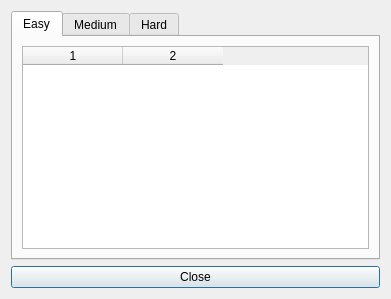
Above: recordsdialog.ui from mrtokii/sweep-hard before the change. Below: the same form after it.
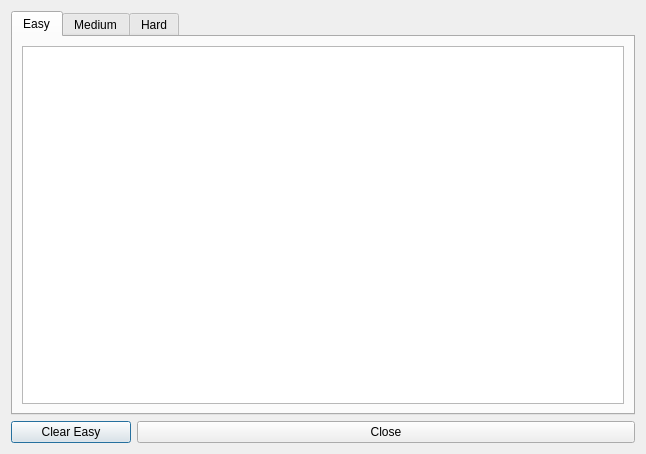
That is the form after the change. Icons and pictures are not drawn.

```diff
--- a/recordsdialog.ui
+++ b/recordsdialog.ui
@@ -6,8 +6,8 @@
    <rect>
     <x>0</x>
     <y>0</y>
-    <width>391</width>
-    <height>299</height>
+    <width>646</width>
+    <height>454</height>
    </rect>
   </property>
   <property name="windowTitle">
@@ -26,9 +26,24 @@
       <layout class="QVBoxLayout" name="verticalLayout_2">
        <item>
         <widget class="QTableWidget" name="easyTable">
+         <property name="sizeAdjustPolicy">
+          <enum>QAbstractScrollArea::AdjustIgnored</enum>
+         </property>
+         <property name="editTriggers">
+          <set>QAbstractItemView::NoEditTriggers</set>
+         </property>
+         <property name="showGrid">
+          <bool>true</bool>
+         </property>
+         <property name="cornerButtonEnabled">
+          <bool>true</bool>
+         </property>
          <property name="columnCount">
           <number>2</number>
          </property>
+         <attribute name="horizontalHeaderVisible">
+          <bool>false</bool>
+         </attribute>
          <column/>
          <column/>
         </widget>
@@ -70,11 +85,28 @@
     </widget>
    </item>
    <item>
-    <widget class="QPushButton" name="closeButton">
-     <property name="text">
-      <string>Close</string>
-     </property>
-    </widget>
+    <layout class="QHBoxLayout" name="buttonsLayout">
+     <item>
+      <widget class="QPushButton" name="clearRecordsButton">
+       <property name="maximumSize">
+        <size>
+         <width>120</width>
+         <height>16777215</height>
+        </size>
+       </property>
+       <property name="text">
+        <string>Clear Easy</string>
+       </property>
+      </widget>
+     </item>
+     <item>
+      <widget class="QPushButton" name="closeButton">
+       <property name="text">
+        <string>Close</string>
+       </property>
+      </widget>
+     </item>
+    </layout>
    </item>
   </layout>
  </widget>
```
Left out of the diff: 23 changed lines with no effect on the pictures.
